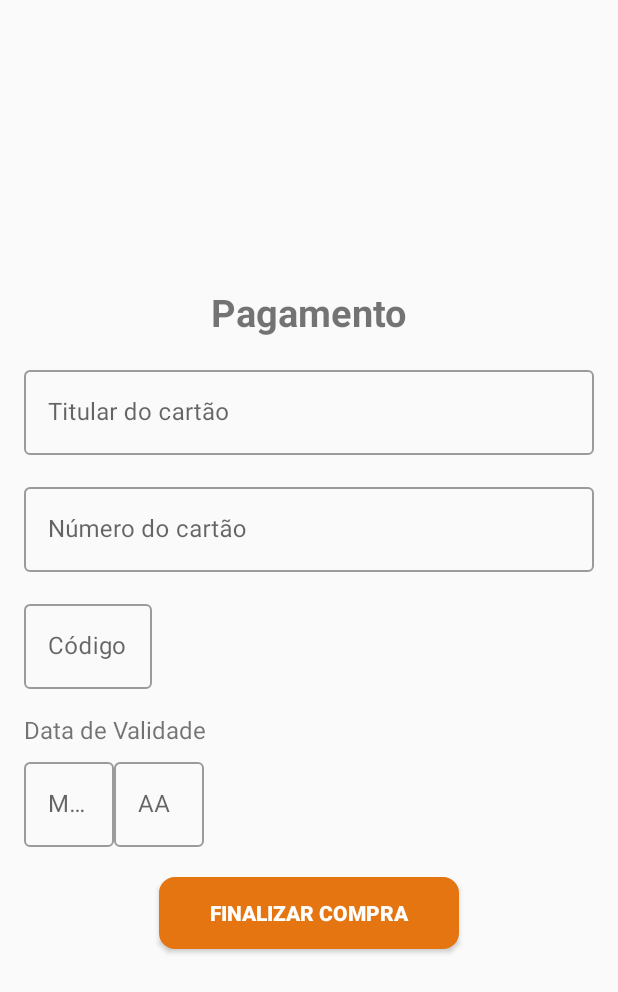
After one commit to randerson3301/popsoda-drink-mobile, an Android app: the PagamentoActivity screen opened directly, with no data from a screen before it, on a phone screen of 412 x 824 dp. The commit adds this screen. Shown: the top 992 px of the screen. Run offline under Robolectric (Android 15) with nearby library versions, the phone set to English and light mode, and no system bars.

Commit message:
Tela de pagamento

```diff
--- a/app/build.gradle
+++ b/app/build.gradle
@@ -5,11 +5,11 @@ apply plugin: 'kotlin-android'
 apply plugin: 'kotlin-android-extensions'
 
 android {
-    compileSdkVersion 27
+    compileSdkVersion 28
     defaultConfig {
         applicationId "com.example.caio.popsodadrink"
         minSdkVersion 15
-        targetSdkVersion 27
+        targetSdkVersion 28
         versionCode 1
         versionName "1.0"
         testInstrumentationRunner "android.support.test.runner.AndroidJUnitRunner"
@@ -25,9 +25,9 @@ android {
 dependencies {
     implementation fileTree(dir: 'libs', include: ['*.jar'])
     implementation "org.jetbrains.kotlin:kotlin-stdlib-jre7:$kotlin_version"
-    implementation 'com.android.support:appcompat-v7:27.+'
-    implementation 'com.android.support:design:27.+'
-    implementation 'com.android.support:cardview-v7:27.+'
+    implementation 'com.android.support:appcompat-v7:28.0.0'
+    implementation 'com.android.support:design:28.0.0'
+    implementation 'com.android.support:cardview-v7:28.0.0'
     implementation 'com.android.support.constraint:constraint-layout:1.1.3'
     implementation 'com.google.android.gms:play-services-maps:16.1.0'
     testImplementation 'junit:junit:4.12'
--- a/app/src/main/AndroidManifest.xml
+++ b/app/src/main/AndroidManifest.xml
@@ -12,17 +12,20 @@
         <activity android:name=".MainActivity" />
         <activity
             android:name=".LoginActivity"
-            android:theme="@style/EditTextTheme"></activity>
-        <activity android:name=".EstabelcimentosActivity">
-
-        </activity>
-        <activity android:name=".BrindesActivity">
+            android:theme="@style/EditTextTheme">
             <intent-filter>
                 <action android:name="android.intent.action.MAIN" />
 
                 <category android:name="android.intent.category.LAUNCHER" />
             </intent-filter>
         </activity>
+        <activity android:name=".EstabelcimentosActivity"></activity>
+        <activity android:name=".BrindesActivity">
+
+        </activity>
+        <activity android:name=".PagamentoActivity">
+
+        </activity>
     </application>
 
 </manifest>
--- /dev/null
+++ b/app/src/main/java/com/example/caio/popsodadrink/PagamentoActivity.kt
@@ -0,0 +1,12 @@
+package com.example.caio.popsodadrink
+
+import android.support.v7.app.AppCompatActivity
+import android.os.Bundle
+
+class PagamentoActivity : AppCompatActivity() {
+
+    override fun onCreate(savedInstanceState: Bundle?) {
+        super.onCreate(savedInstanceState)
+        setContentView(R.layout.activity_pagamento)
+    }
+}
--- a/app/src/main/res/layout/activity_login.xml
+++ b/app/src/main/res/layout/activity_login.xml
@@ -5,7 +5,9 @@
     android:layout_width="match_parent"
     android:layout_height="match_parent"
     tools:context=".LoginActivity"
-    android:background="@drawable/suco1">
+    android:background="@drawable/suco1"
+    android:focusable="true"
+    android:focusableInTouchMode="true">
 
     <LinearLayout
         android:layout_width="match_parent"
@@ -31,13 +33,14 @@
             android:layout_width="match_parent"
             android:layout_height="wrap_content"
             android:layout_marginTop="10dp"
-            android:textColorHint="#fff">
+            android:textColorHint="#fff"
+            >
 
             <EditText
                 android:layout_width="match_parent"
                 android:layout_height="wrap_content"
                 android:hint="Usuário"
-                android:theme="@style/EditTextTheme"/>
+                android:theme="@style/EditTextTheme" />
 
         </android.support.design.widget.TextInputLayout>
 
@@ -45,7 +48,8 @@
             android:layout_width="match_parent"
             android:layout_height="wrap_content"
             android:layout_marginTop="10dp"
-            android:textColorHint="#fff">
+            android:textColorHint="#fff"
+            >
 
             <EditText
                 android:layout_width="match_parent"
--- a/app/src/main/res/layout/activity_main.xml
+++ b/app/src/main/res/layout/activity_main.xml
@@ -8,7 +8,9 @@
     android:orientation="vertical"
     android:padding="20dp"
     android:background="#fff"
-    android:gravity="center">
+    android:gravity="center"
+    android:focusable="true"
+    android:focusableInTouchMode="true">
 
     <LinearLayout
         android:layout_width="match_parent"
@@ -31,7 +33,8 @@
             android:layout_width="match_parent"
             android:layout_height="wrap_content"
             android:layout_marginTop="10dp"
-            android:textColorHint="#000">
+            android:textColorHint="#000"
+            style="@style/Widget.MaterialComponents.TextInputLayout.OutlinedBox">
 
             <EditText
                 android:layout_width="match_parent"
@@ -44,7 +47,8 @@
             android:layout_width="match_parent"
             android:layout_height="wrap_content"
             android:layout_marginTop="10dp"
-            android:textColorHint="#000">
+            android:textColorHint="#000"
+            style="@style/Widget.MaterialComponents.TextInputLayout.OutlinedBox">
 
             <EditText
                 android:layout_width="match_parent"
@@ -57,7 +61,8 @@
             android:layout_width="match_parent"
             android:layout_height="wrap_content"
             android:layout_marginTop="10dp"
-            android:textColorHint="#000">
+            android:textColorHint="#000"
+            style="@style/Widget.MaterialComponents.TextInputLayout.OutlinedBox">
 
             <EditText
                 android:layout_width="match_parent"
@@ -70,7 +75,8 @@
             android:layout_width="match_parent"
             android:layout_height="wrap_content"
             android:layout_marginTop="10dp"
-            android:textColorHint="#000">
+            android:textColorHint="#000"
+            style="@style/Widget.MaterialComponents.TextInputLayout.OutlinedBox">
 
             <EditText
                 android:layout_width="match_parent"
--- /dev/null
+++ b/app/src/main/res/layout/activity_pagamento.xml
@@ -0,0 +1,134 @@
+<?xml version="1.0" encoding="utf-8"?>
+<LinearLayout xmlns:android="http://schemas.android.com/apk/res/android"
+    xmlns:app="http://schemas.android.com/apk/res-auto"
+    xmlns:tools="http://schemas.android.com/tools"
+    android:layout_width="match_parent"
+    android:layout_height="match_parent"
+    tools:context=".PagamentoActivity"
+    android:padding="16dp"
+    android:orientation="vertical"
+    android:gravity="center"
+    android:focusable="true"
+    android:focusableInTouchMode="true">
+
+    <TextView
+        android:layout_width="wrap_content"
+        android:layout_height="wrap_content"
+        android:text="Pagamento"
+        android:textSize="25sp"
+        android:layout_gravity="center"
+        android:textStyle="bold"/>
+
+    <android.support.design.widget.TextInputLayout
+        style="@style/Widget.MaterialComponents.TextInputLayout.OutlinedBox"
+        android:layout_width="match_parent"
+        android:layout_height="wrap_content"
+        android:layout_marginTop="16dp"
+        >
+
+        <android.support.design.widget.TextInputEditText
+            android:layout_width="match_parent"
+            android:layout_height="wrap_content"
+            android:hint="Titular do cartão"
+            android:singleLine="true"
+            android:focusedByDefault="false"/>
+    </android.support.design.widget.TextInputLayout>
+
+    <android.support.design.widget.TextInputLayout
+
+        style="@style/Widget.MaterialComponents.TextInputLayout.OutlinedBox"
+        android:layout_width="match_parent"
+        android:layout_height="wrap_content"
+        android:layout_marginTop="16dp"
+        >
+
+        <android.support.design.widget.TextInputEditText
+            android:layout_width="match_parent"
+            android:layout_height="wrap_content"
+            android:hint="Número do cartão"
+            android:singleLine="true"
+            android:focusedByDefault="false"/>
+    </android.support.design.widget.TextInputLayout>
+
+    <android.support.design.widget.TextInputLayout
+
+        style="@style/Widget.MaterialComponents.TextInputLayout.OutlinedBox"
+        android:layout_width="wrap_content"
+        android:layout_height="wrap_content"
+        android:layout_marginTop="16dp"
+        android:layout_gravity="left"
+        >
+
+        <android.support.design.widget.TextInputEditText
+            android:layout_width="85dp"
+            android:layout_height="wrap_content"
+            android:hint="Código"
+            android:maxLength="3"
+            android:inputType="number"
+            android:textAlignment="center"
+            />
+    </android.support.design.widget.TextInputLayout>
+
+    <TextView
+        android:layout_width="wrap_content"
+        android:layout_height="wrap_content"
+        android:layout_marginTop="16dp"
+        android:text="Data de Validade"
+        android:layout_gravity="left"
+        android:textSize="16sp"/>
+
+    <LinearLayout
+        android:layout_width="match_parent"
+        android:layout_height="wrap_content"
+        android:orientation="horizontal">
+
+        <android.support.design.widget.TextInputLayout
+
+            style="@style/Widget.MaterialComponents.TextInputLayout.OutlinedBox"
+            android:layout_width="60dp"
+            android:layout_height="wrap_content"
+            android:layout_marginTop="5dp"
+            >
+
+            <android.support.design.widget.TextInputEditText
+                android:layout_width="match_parent"
+                android:layout_height="wrap_content"
+                android:hint="MM"
+                android:maxLength="2"
+                android:inputType="number"
+                android:textAlignment="center"
+                />
+        </android.support.design.widget.TextInputLayout>
+
+        <android.support.design.widget.TextInputLayout
+
+            style="@style/Widget.MaterialComponents.TextInputLayout.OutlinedBox"
+            android:layout_width="60dp"
+            android:layout_height="wrap_content"
+            android:layout_marginTop="5dp"
+            android:textAlignment="center"
+            >
+
+            <android.support.design.widget.TextInputEditText
+                android:layout_width="match_parent"
+                android:layout_height="wrap_content"
+                android:hint="AA"
+                android:maxLength="2"
+                android:inputType="number"
+                android:textAlignment="center"/>
+        </android.support.design.widget.TextInputLayout>
+
+    </LinearLayout>
+
+    <Button
+        android:layout_width="200dp"
+        android:layout_height="wrap_content"
+        android:layout_marginTop="20dp"
+        android:text="Finalizar compra"
+        android:textStyle="bold"
+        android:textColor="#fff"
+        android:background="@drawable/botao"
+        android:layout_gravity="center"/>
+
+
+</LinearLayout>
```
